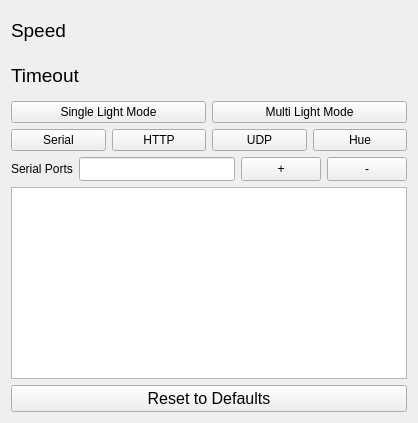
Above: src/settingspage.ui from timsee/Corluma before the change. Below: the same form after it.
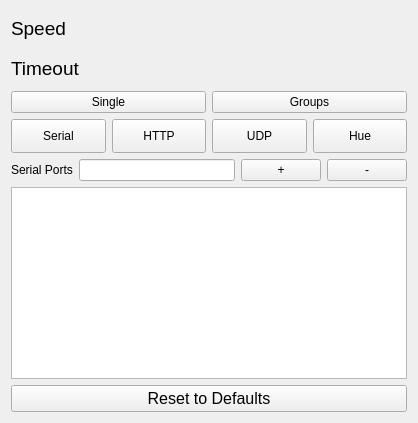
That is the form after the change. Custom widgets are drawn as their Qt base class.

What changed in the file:
```diff
--- a/src/settingspage.ui
+++ b/src/settingspage.ui
@@ -19,7 +19,7 @@
   <property name="windowTitle">
    <string>Form</string>
   </property>
-  <layout class="QGridLayout" name="gridLayout" rowstretch="5,5,3,3,3,20,2">
+  <layout class="QGridLayout" name="gridLayout" rowstretch="5,5,3,5,3,20,2">
    <item row="6" column="0" colspan="2">
     <widget class="QPushButton" name="resetButton">
      <property name="sizePolicy">
@@ -69,6 +69,12 @@
      </property>
      <item>
       <widget class="QPushButton" name="serialButton">
+       <property name="sizePolicy">
+        <sizepolicy hsizetype="Minimum" vsizetype="Expanding">
+         <horstretch>0</horstretch>
+         <verstretch>0</verstretch>
+        </sizepolicy>
+       </property>
        <property name="text">
         <string>Serial</string>
        </property>
@@ -76,6 +82,12 @@
      </item>
      <item>
       <widget class="QPushButton" name="httpButton">
+       <property name="sizePolicy">
+        <sizepolicy hsizetype="Minimum" vsizetype="Expanding">
+         <horstretch>0</horstretch>
+         <verstretch>0</verstretch>
+        </sizepolicy>
+       </property>
        <property name="text">
         <string>HTTP</string>
        </property>
@@ -83,6 +95,12 @@
      </item>
      <item>
       <widget class="QPushButton" name="udpButton">
+       <property name="sizePolicy">
+        <sizepolicy hsizetype="Minimum" vsizetype="Expanding">
+         <horstretch>0</horstretch>
+         <verstretch>0</verstretch>
+        </sizepolicy>
+       </property>
        <property name="text">
         <string>UDP</string>
        </property>
@@ -90,6 +108,12 @@
      </item>
      <item>
       <widget class="QPushButton" name="hueButton">
+       <property name="sizePolicy">
+        <sizepolicy hsizetype="Minimum" vsizetype="Expanding">
+         <horstretch>0</horstretch>
+         <verstretch>0</verstretch>
+        </sizepolicy>
+       </property>
        <property name="text">
         <string>Hue</string>
        </property>
@@ -204,14 +228,14 @@
      <item>
       <widget class="QPushButton" name="singleModeButton">
        <property name="text">
-        <string>Single Light Mode</string>
+        <string>Single</string>
        </property>
       </widget>
      </item>
      <item>
       <widget class="QPushButton" name="multiModeButton">
        <property name="text">
-        <string>Multi Light Mode</string>
+        <string>Groups</string>
        </property>
       </widget>
      </item>
```
